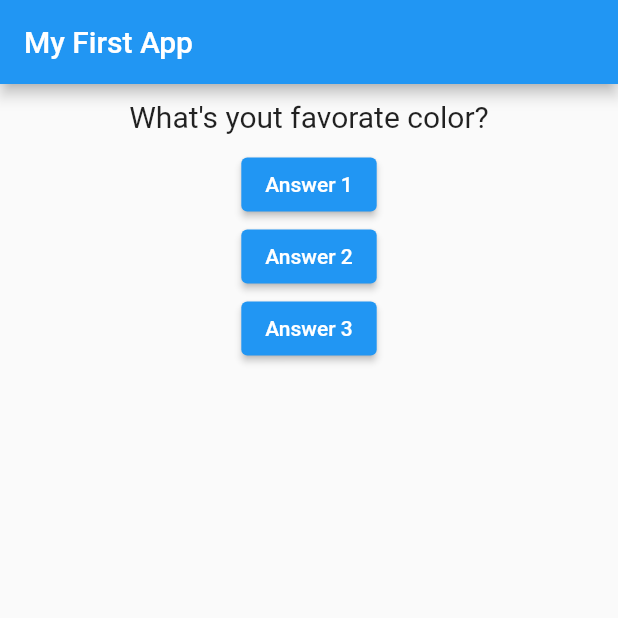
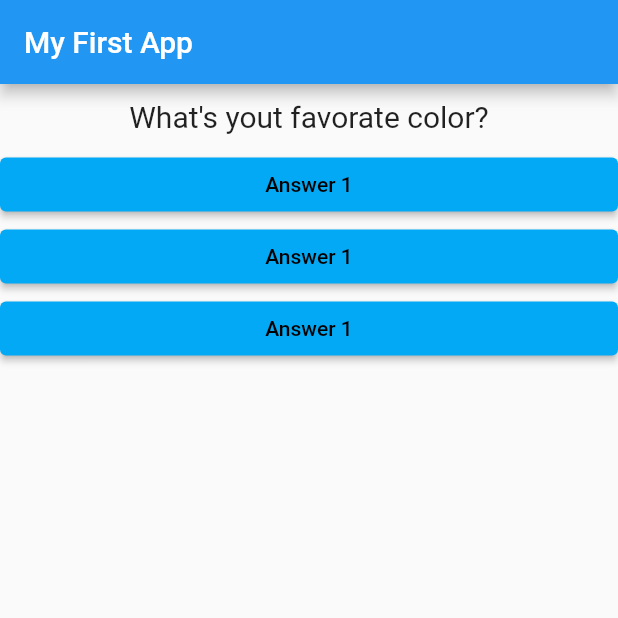
Before and after one commit to imobasshir/flutter_start, a Flutter app: the screen it shows after launch, on a phone screen of 412 x 824 dp, the top half of it. Run offline on Flutter 3.47's test engine with Material 2 defaults, Android fonts, the phone set to English and light mode, and no system bars.

Commit message:
eight commit

```diff
--- /dev/null
+++ b/lib/answer.dart
@@ -0,0 +1,23 @@
+import 'package:flutter/material.dart';
+
+class Answer extends StatelessWidget {
+  // const Answer({ Key? key }) : super(key: key);
+  final Function() selectHandler;
+
+  Answer(this.selectHandler);
+
+  @override
+  Widget build(BuildContext context) {
+    return Container(
+      width: double.infinity,
+      child: ElevatedButton(
+        style: ButtonStyle(
+          backgroundColor: MaterialStateProperty.all<Color>(Colors.lightBlue),
+          foregroundColor: MaterialStateProperty.all<Color>(Colors.black),
+        ),
+        onPressed: selectHandler,
+        child: Text('Answer 1'),
+      ),
+    );
+  }
+}
--- a/lib/main.dart
+++ b/lib/main.dart
@@ -1,4 +1,5 @@
 import 'package:flutter/material.dart';
+import './answer.dart';
 import './question.dart';
 
 void main() {
@@ -38,21 +39,9 @@ class _MyAppState extends State<MyApp> {
       body: Column(
         children: [
           Question(questions[_questionIndex]),
-          ElevatedButton(
-            onPressed: _answerQuestion,
-            child: Text('Answer 1'),
-          ),
-          ElevatedButton(
-            onPressed: () => print('answer 2 chosen'),
-            child: Text('Answer 2'),
-          ),
-          ElevatedButton(
-            onPressed: () {
-              // ....
-              print('answer 3 chosen');
-            },
-            child: Text('Answer 3'),
-          ),
+          Answer(_answerQuestion),
+          Answer(_answerQuestion),
+          Answer(_answerQuestion),
         ],
       ),
     ));
```
